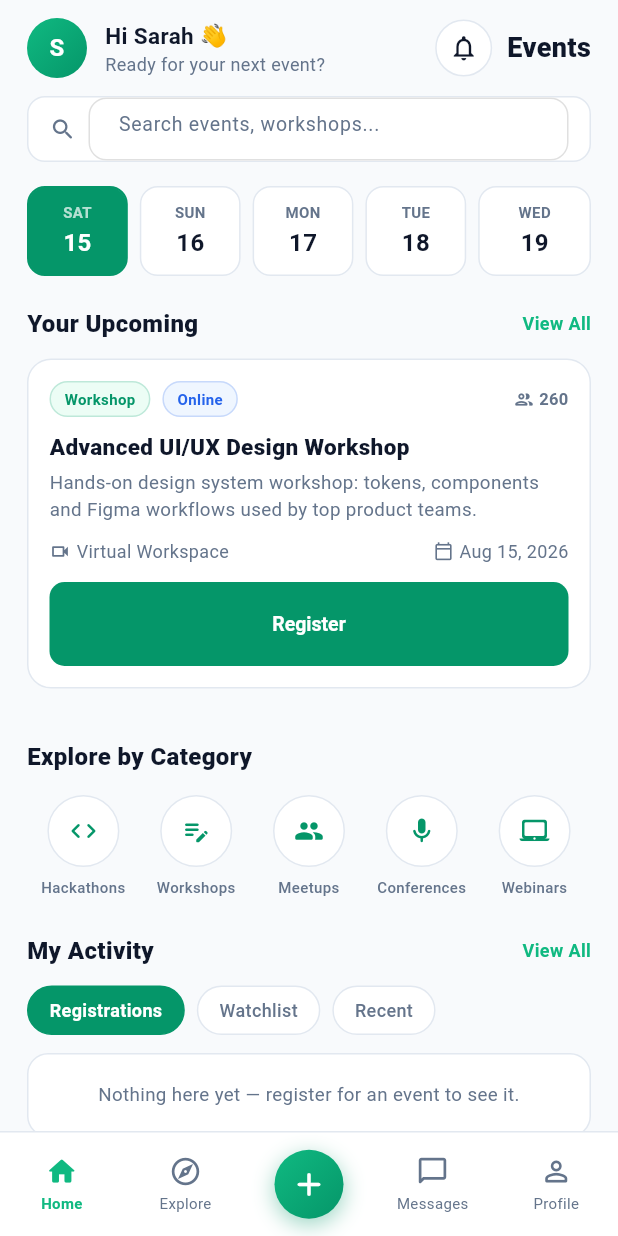
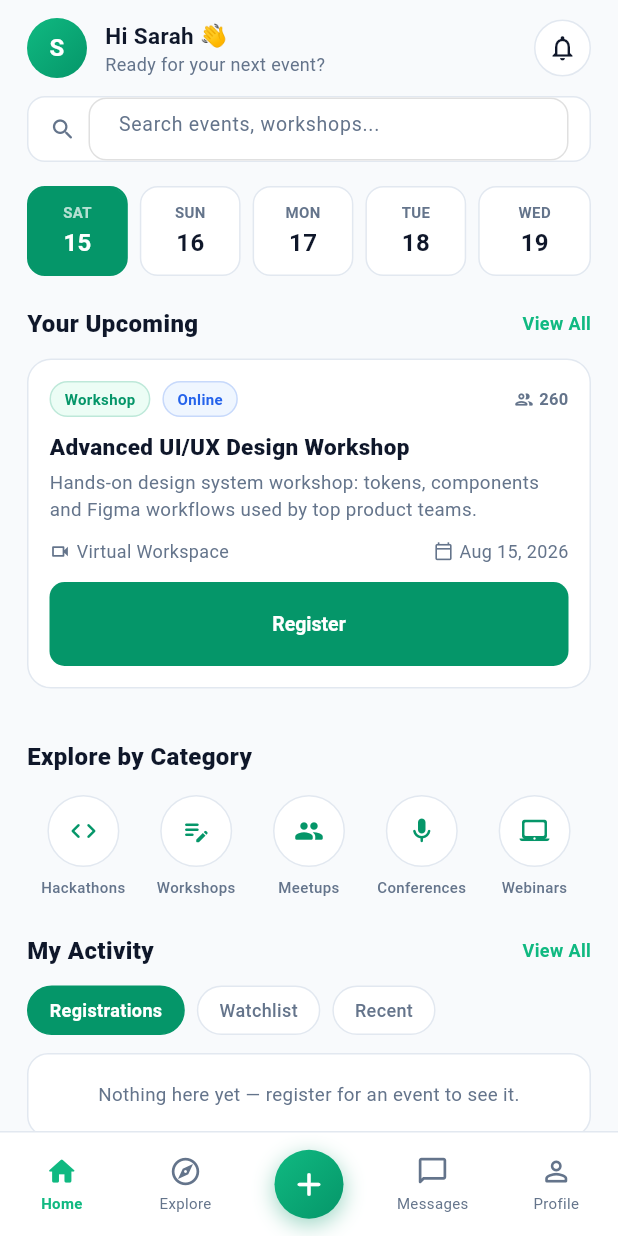
Before and after one commit to DharaneshKumar-Nexarats/Collabster, a Flutter app: the EventHomeScreen screen opened directly, on a phone screen of 412 x 824 dp. Run offline on Flutter 3.47's test engine with Material 3 defaults, Android fonts, the phone set to English and light mode, and no system bars; our stand-ins replace file_picker, flutter_riverpod, image_picker, permission_handler, shared_preferences; accounts and stored records are empty.

Commit message:
style(events): Remove 'Events' text next to bell icon in top bar

```diff
--- a/lib/features/event/view/screens/events/event_home_screen.dart
+++ b/lib/features/event/view/screens/events/event_home_screen.dart
@@ -247,8 +247,6 @@ class _EventHomeScreenState extends ConsumerState<EventHomeScreen> {
               child: const Icon(Icons.notifications_outlined, color: _textPrimary, size: 20),
             ),
           ),
-          const SizedBox(width: 10),
-          const Text('Events', style: TextStyle(color: _textPrimary, fontSize: 18, fontWeight: FontWeight.w800)),
         ],
       ),
     );
```
